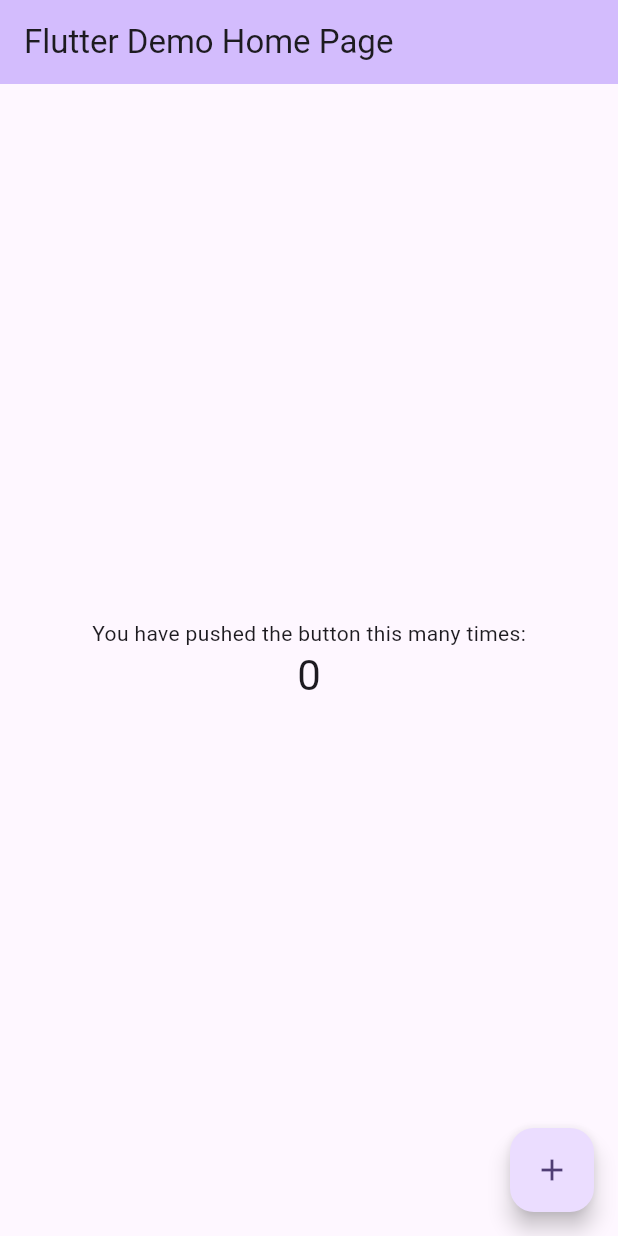
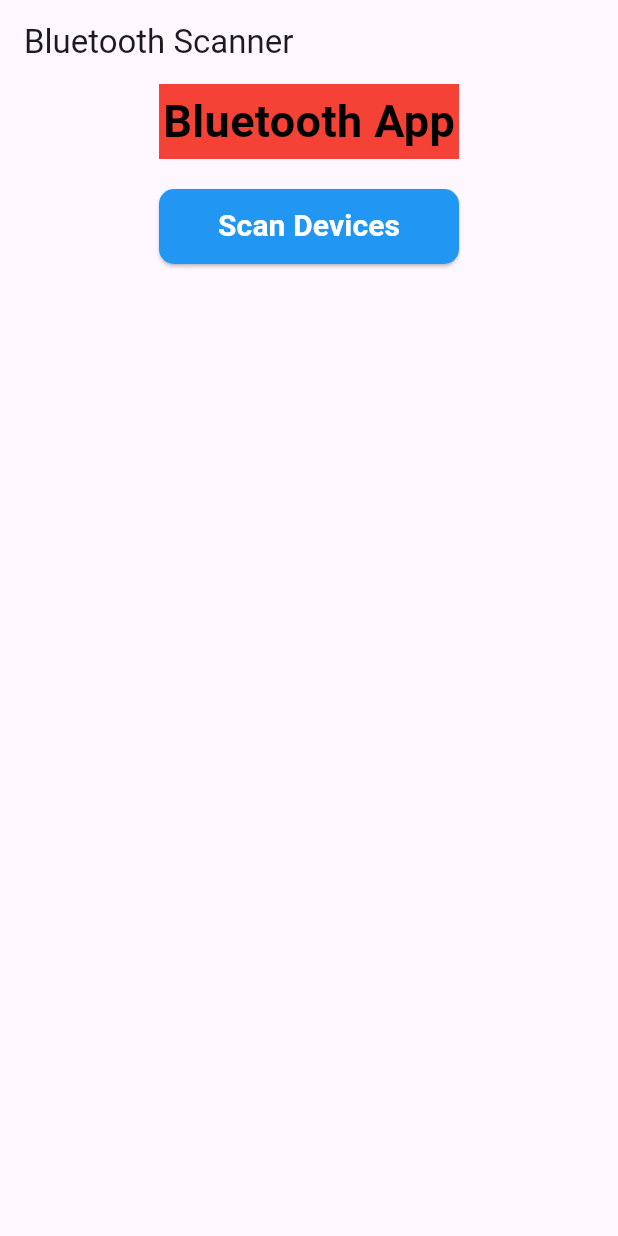
Before and after one commit to A-X-Z-Y-T-E/DP_Project, a Flutter app: the screen it shows after launch, on a phone screen of 412 x 824 dp. Run offline on Flutter 3.47's test engine with Material 3 defaults, Android fonts, the phone set to English and light mode, and no system bars; our stand-ins replace flutter_blue_plus, get, permission_handler.

Commit message:
Added Basic Bluetooth Functionality

```diff
--- /dev/null
+++ b/lib/controllers/bluetooth_controller.dart
@@ -0,0 +1,58 @@
+import 'package:get/get.dart';
+import 'package:flutter_blue_plus/flutter_blue_plus.dart';
+import 'package:permission_handler/permission_handler.dart';
+
+class BluetoothController extends GetxController {
+  // Make scanResults observable
+  final _scanResults = <ScanResult>[].obs;
+  List<ScanResult> get scanResults => _scanResults;
+
+  @override
+  void onInit() {
+    super.onInit();
+    // Initialize listeners
+    FlutterBluePlus.scanResults.listen((results) {
+      _scanResults.value = results;
+      print('Found ${results.length} devices'); // Debug print
+      update(); // Notify GetX to update the UI
+    });
+  }
+
+  Future<void> requestPermissions() async {
+    await Permission.bluetooth.request();
+    await Permission.bluetoothScan.request();
+    await Permission.bluetoothConnect.request();
+    await Permission.location.request();
+  }
+
+  Future scanDevices() async {
+    try {
+      // Clear previous results
+      _scanResults.clear();
+
+      // Request permissions first
+      await requestPermissions();
+
+      // Check if Bluetooth is on
+      if (!await FlutterBluePlus.isOn) {
+        Get.snackbar('Error', 'Please turn on Bluetooth');
+        return;
+      }
+
+      Get.snackbar('Scanning', 'Searching for devices...');
+
+      await FlutterBluePlus.startScan(
+        timeout: const Duration(seconds: 15),
+        androidUsesFineLocation: true,
+      );
+
+      await Future.delayed(const Duration(seconds: 5));
+      await FlutterBluePlus.stopScan();
+
+      Get.snackbar('Scan Complete', 'Found ${_scanResults.length} devices');
+    } catch (e) {
+      print('Scan error: $e'); // Debug print
+      Get.snackbar('Error', e.toString());
+    }
+  }
+}
--- a/lib/main.dart
+++ b/lib/main.dart
@@ -1,4 +1,6 @@
 import 'package:flutter/material.dart';
+import 'package:get/get.dart';
+import 'package:dp_project/views/home_page.dart';
 
 void main() {
   runApp(const MyApp());
@@ -7,119 +9,15 @@ void main() {
 class MyApp extends StatelessWidget {
   const MyApp({super.key});
 
-  // This widget is the root of your application.
   @override
   Widget build(BuildContext context) {
-    return MaterialApp(
+    return GetMaterialApp(
       title: 'Flutter Demo',
+      debugShowCheckedModeBanner: false,
       theme: ThemeData(
-        // This is the theme of your application.
-        //
-        // TRY THIS: Try running your application with "flutter run". You'll see
-        // the application has a purple toolbar. Then, without quitting the app,
-        // try changing the seedColor in the colorScheme below to Colors.green
-        // and then invoke "hot reload" (save your changes or press the "hot
-        // reload" button in a Flutter-supported IDE, or press "r" if you used
-        // the command line to start the app).
-        //
-        // Notice that the counter didn't reset back to zero; the application
-        // state is not lost during the reload. To reset the state, use hot
-        // restart instead.
-        //
-        // This works for code too, not just values: Most code changes can be
-        // tested with just a hot reload.
-        colorScheme: ColorScheme.fromSeed(seedColor: Colors.deepPurple),
-        useMaterial3: true,
-      ),
-      home: const MyHomePage(title: 'Flutter Demo Home Page'),
+        primarySwatch: Colors.blue,
+      ), // ThemeData
+      home: const HomePage(),
     );
   }
 }
-
-class MyHomePage extends StatefulWidget {
-  const MyHomePage({super.key, required this.title});
-
-  // This widget is the home page of your application. It is stateful, meaning
-  // that it has a State object (defined below) that contains fields that affect
-  // how it looks.
-
-  // This class is the configuration for the state. It holds the values (in this
-  // case the title) provided by the parent (in this case the App widget) and
-  // used by the build method of the State. Fields in a Widget subclass are
-  // always marked "final".
-
-  final String title;
-
-  @override
-  State<MyHomePage> createState() => _MyHomePageState();
-}
-
-class _MyHomePageState extends State<MyHomePage> {
-  int _counter = 0;
-
-  void _incrementCounter() {
-    setState(() {
-      // This call to setState tells the Flutter framework that something has
-      // changed in this State, which causes it to rerun the build method below
-      // so that the display can reflect the updated values. If we changed
-      // _counter without calling setState(), then the build method would not be
-      // called again, and so nothing would appear to happen.
-      _counter++;
-    });
-  }
-
-  @override
-  Widget build(BuildContext context) {
-    // This method is rerun every time setState is called, for instance as done
-    // by the _incrementCounter method above.
-    //
-    // The Flutter framework has been optimized to make rerunning build methods
-    // fast, so that you can just rebuild anything that needs updating rather
-    // than having to individually change instances of widgets.
-    return Scaffold(
-      appBar: AppBar(
-        // TRY THIS: Try changing the color here to a specific color (to
-        // Colors.amber, perhaps?) and trigger a hot reload to see the AppBar
-        // change color while the other colors stay the same.
-        backgroundColor: Theme.of(context).colorScheme.inversePrimary,
-        // Here we take the value from the MyHomePage object that was created by
-        // the App.build method, and use it to set our appbar title.
-        title: Text(widget.title),
-      ),
-      body: Center(
-        // Center is a layout widget. It takes a single child and positions it
-        // in the middle of the parent.
-        child: Column(
-          // Column is also a layout widget. It takes a list of children and
-          // arranges them vertically. By default, it sizes itself to fit its
-          // children horizontally, and tries to be as tall as its parent.
-          //
-          // Column has various properties to control how it sizes itself and
-          // how it positions its children. Here we use mainAxisAlignment to
-          // center the children vertically; the main axis here is the vertical
-          // axis because Columns are vertical (the cross axis would be
-          // horizontal).
-          //
-          // TRY THIS: Invoke "debug painting" (choose the "Toggle Debug Paint"
-          // action in the IDE, or press "p" in the console), to see the
-          // wireframe for each widget.
-          mainAxisAlignment: MainAxisAlignment.center,
-          children: <Widget>[
-            const Text(
-              'You have pushed the button this many times:',
-            ),
-            Text(
-              '$_counter',
-              style: Theme.of(context).textTheme.headlineMedium,
-            ),
-          ],
-        ),
-      ),
-      floatingActionButton: FloatingActionButton(
-        onPressed: _incrementCounter,
-        tooltip: 'Increment',
-        child: const Icon(Icons.add),
-      ), // This trailing comma makes auto-formatting nicer for build methods.
-    );
-  }
-}
--- /dev/null
+++ b/lib/views/home_page.dart
@@ -0,0 +1,80 @@
+import 'package:flutter/material.dart';
+import 'package:get/get.dart';
+import 'package:dp_project/controllers/bluetooth_controller.dart';
+
+class HomePage extends StatelessWidget {
+  const HomePage({super.key});
+
+  @override
+  Widget build(BuildContext context) {
+    return Scaffold(
+      appBar: AppBar(
+        title: const Text('Bluetooth Scanner'),
+      ),
+      body: GetBuilder<BluetoothController>(
+        init: BluetoothController(),
+        builder: (controller) {
+          return SingleChildScrollView(
+            child: Column(
+              children: [
+                Container(
+                  height: 50,
+                  width: 200,
+                  color: Colors.red,
+                  child: const Center(
+                      child: Text(
+                    'Bluetooth App',
+                    style: TextStyle(
+                        fontSize: 30,
+                        fontWeight: FontWeight.bold,
+                        color: Colors.black),
+                  )),
+                ),
+                const SizedBox(height: 20),
+                Center(
+                  child: ElevatedButton(
+                    style: ElevatedButton.styleFrom(
+                      backgroundColor: Colors.blue,
+                      foregroundColor: Colors.white,
+                      minimumSize: const Size(200, 50),
+                      shape: const RoundedRectangleBorder(
+                        borderRadius: BorderRadius.all(Radius.circular(10)),
+                      ),
+                    ),
+                    onPressed: () => controller.scanDevices(),
+                    child: const Text(
+                      'Scan Devices',
+                      style: TextStyle(
+                          fontSize: 20,
+                          fontWeight: FontWeight.bold,
+                          color: Colors.white),
+                    ),
+                  ),
+                ),
+                const SizedBox(height: 20),
+                Obx(() => ListView.builder(
+                      shrinkWrap: true,
+                      physics: const NeverScrollableScrollPhysics(),
+                      itemCount: controller.scanResults.length,
+                      itemBuilder: (context, index) {
+                        final device = controller.scanResults[index].device;
+                        return Card(
+                          child: ListTile(
+                            title: Text(device.name.isEmpty
+                                ? 'Unknown Device'
+                                : device.name),
+                            subtitle: Text(device.id.id),
+                            trailing: Text(
+                                '${controller.scanResults[index].rssi} dBm'),
+                          ),
+                        );
+                      },
+                    )),
+              ],
+            ),
+          );
+        },
+      ),
+    );
+  }
+}
```
Also changed, not shown: 2 other files.
